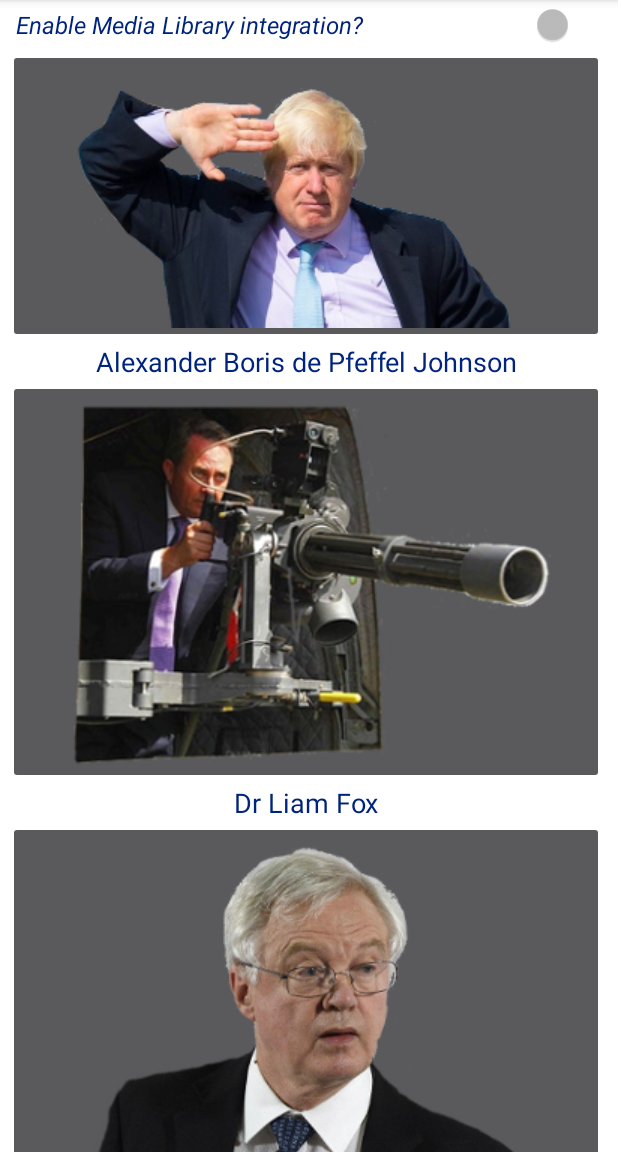
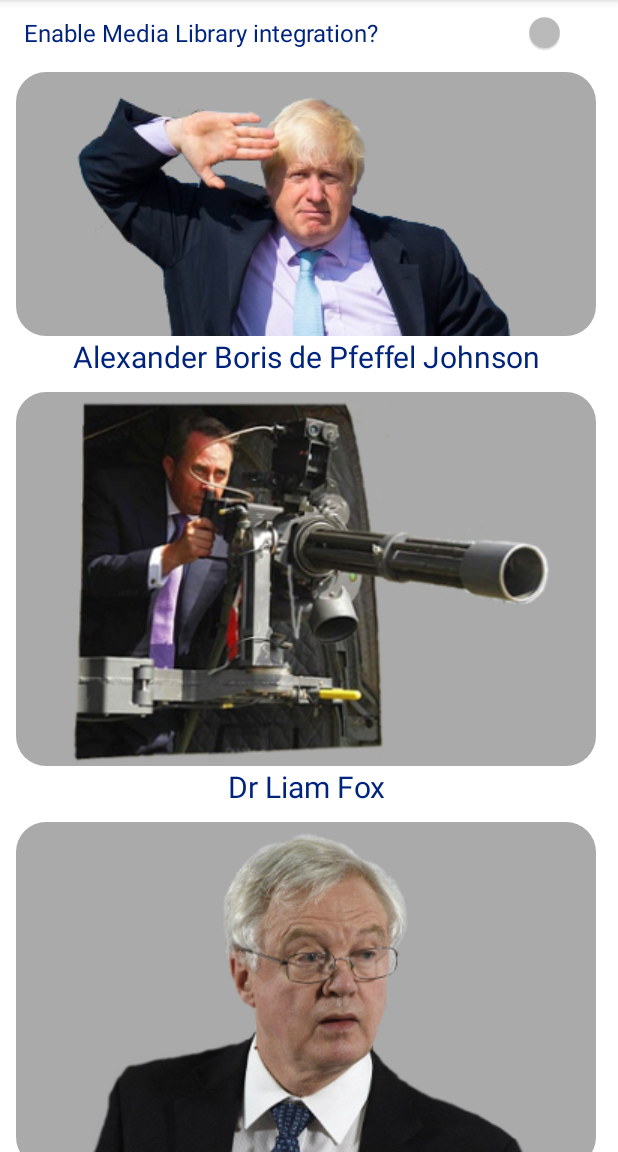
Before and after one commit to jameshnsears/brexitsoundboard, an Android app: the screen it shows after launch (ActivityBrexitSoundboard), on a phone screen of 412 x 824 dp, the part 84-1236 px from its top. Run offline under Robolectric (Android 15) with nearby library versions, the phone set to English and light mode, and no system bars; our stand-ins replace Timber; libraries missing offline, so code that uses them is left out: com.microsoft.appcenter; 1 statement that could not run was skipped.

Commit message:
improve l&f

```diff
--- a/app/src/main/res/layout/activity_home.xml
+++ b/app/src/main/res/layout/activity_home.xml
@@ -39,7 +39,8 @@
             android:id="@+id/linearLayout"
             android:layout_width="match_parent"
             android:layout_height="wrap_content"
-            android:orientation="vertical">
+            android:orientation="vertical"
+            android:padding="5dp">
 
             <Switch
                 android:id="@+id/installSound"
@@ -50,19 +51,20 @@
                 android:paddingVertical="5dp"
                 android:text="@string/install_sound"
                 android:textColor="@color/colorBlue"
-                android:textSize="16sp"
-                android:textStyle="italic" />
+                android:textSize="16sp"/>
 
             <LinearLayout
                 android:layout_width="match_parent"
                 android:layout_height="match_parent"
-                android:orientation="vertical">
+                android:orientation="vertical"
+                android:layout_marginTop="10dp">
 
                 <ImageButton
                     android:id="@+id/imageButtonBoris00"
                     android:layout_width="match_parent"
                     android:layout_height="wrap_content"
                     android:layout_weight="1"
+                    android:background="@drawable/corners_buttons"
                     android:contentDescription="@string/button_boris"
                     app:srcCompat="@drawable/boris00" />
 
@@ -71,6 +73,7 @@
                     android:layout_width="match_parent"
                     android:layout_height="match_parent"
                     android:layout_weight="1"
+                    android:background="@drawable/corners_buttons"
                     android:contentDescription="@string/button_boris"
                     android:visibility="gone"
                     app:srcCompat="@drawable/boris01" />
@@ -80,6 +83,7 @@
                     android:layout_width="match_parent"
                     android:layout_height="wrap_content"
                     android:layout_weight="1"
+                    android:background="@drawable/corners_buttons"
                     android:contentDescription="@string/button_boris"
                     android:visibility="gone"
                     app:srcCompat="@drawable/boris02" />
@@ -89,6 +93,7 @@
                     android:layout_width="match_parent"
                     android:layout_height="wrap_content"
                     android:layout_weight="1"
+                    android:background="@drawable/corners_buttons"
                     android:contentDescription="@string/button_boris"
                     android:visibility="gone"
                     app:srcCompat="@drawable/boris03" />
@@ -98,6 +103,7 @@
                     android:layout_width="match_parent"
                     android:layout_height="wrap_content"
                     android:layout_weight="1"
+                    android:background="@drawable/corners_buttons"
                     android:contentDescription="@string/button_boris"
                     android:visibility="gone"
                     app:srcCompat="@drawable/boris04" />
@@ -107,6 +113,7 @@
                     android:layout_width="match_parent"
                     android:layout_height="wrap_content"
                     android:layout_weight="1"
+                    android:background="@drawable/corners_buttons"
                     android:contentDescription="@string/button_boris"
                     android:visibility="gone"
                     app:srcCompat="@drawable/boris05" />
@@ -116,6 +123,7 @@
                     android:layout_width="match_parent"
                     android:layout_height="wrap_content"
                     android:layout_weight="1"
+                    android:background="@drawable/corners_buttons"
                     android:contentDescription="@string/button_boris"
                     android:visibility="gone"
                     app:srcCompat="@drawable/boris06" />
@@ -125,6 +133,7 @@
                     android:layout_width="match_parent"
                     android:layout_height="wrap_content"
                     android:layout_weight="1"
+                    android:background="@drawable/corners_buttons"
                     android:contentDescription="@string/button_boris"
                     android:visibility="gone"
                     app:srcCompat="@drawable/boris07" />
@@ -134,6 +143,7 @@
                     android:layout_width="match_parent"
                     android:layout_height="wrap_content"
                     android:layout_weight="1"
+                    android:background="@drawable/corners_buttons"
                     android:contentDescription="@string/button_boris"
                     android:visibility="gone"
                     app:srcCompat="@drawable/boris08" />
@@ -146,19 +156,21 @@
                     android:gravity="center"
                     android:text="@string/button_boris"
                     android:textColor="@color/colorBlue"
-                    android:textSize="18sp" />
+                    android:textSize="20sp" />
             </LinearLayout>
 
             <LinearLayout
                 android:layout_width="match_parent"
                 android:layout_height="match_parent"
-                android:orientation="vertical">
+                android:orientation="vertical"
+                android:layout_marginTop="10dp">
 
                 <ImageButton
                     android:id="@+id/imageButtonLiam00"
                     android:layout_width="match_parent"
                     android:layout_height="wrap_content"
                     android:layout_weight="1"
+                    android:background="@drawable/corners_buttons"
                     android:contentDescription="@string/button_liam"
                     app:srcCompat="@drawable/liam00" />
 
@@ -167,6 +179,7 @@
                     android:layout_width="match_parent"
                     android:layout_height="wrap_content"
                     android:layout_weight="1"
+                    android:background="@drawable/corners_buttons"
                     android:contentDescription="@string/button_liam"
                     android:visibility="gone"
                     app:srcCompat="@drawable/liam01" />
@@ -176,6 +189,7 @@
                     android:layout_width="match_parent"
                     android:layout_height="wrap_content"
                     android:layout_weight="1"
+                    android:background="@drawable/corners_buttons"
                     android:contentDescription="@string/button_liam"
                     android:visibility="gone"
                     app:srcCompat="@drawable/liam02" />
@@ -185,6 +199,7 @@
                     android:layout_width="match_parent"
                     android:layout_height="wrap_content"
                     android:layout_weight="1"
+                    android:background="@drawable/corners_buttons"
                     android:contentDescription="@string/button_liam"
                     android:visibility="gone"
                     app:srcCompat="@drawable/liam03" />
@@ -194,6 +209,7 @@
                     android:layout_width="match_parent"
                     android:layout_height="wrap_content"
                     android:layout_weight="1"
+                    android:background="@drawable/corners_buttons"
                     android:contentDescription="@string/button_liam"
                     android:visibility="gone"
                     app:srcCompat="@drawable/liam04" />
@@ -206,19 +222,21 @@
                     android:gravity="center"
                     android:text="@string/button_liam"
                     android:textColor="@color/colorBlue"
-                    android:textSize="18sp" />
+                    android:textSize="20sp" />
             </LinearLayout>
 
             <LinearLayout
                 android:layout_width="match_parent"
                 android:layout_height="match_parent"
-                android:orientation="vertical">
+                android:orientation="vertical"
+                android:layout_marginTop="10dp">
 
                 <ImageButton
                     android:id="@+id/imageButtonDavid00"
                     android:layout_width="match_parent"
                     android:layout_height="wrap_content"
                     android:layout_weight="1"
+                    android:background="@drawable/corners_buttons"
                     android:contentDescription="@string/button_david"
                     app:srcCompat="@drawable/david00" />
 
@@ -227,6 +245,7 @@
                     android:layout_width="match_parent"
                     android:layout_height="wrap_content"
                     android:layout_weight="1"
+                    android:background="@drawable/corners_buttons"
                     android:contentDescription="@string/button_david"
                     android:visibility="gone"
                     app:srcCompat="@drawable/david01" />
@@ -236,6 +255,7 @@
                     android:layout_width="match_parent"
                     android:layout_height="wrap_content"
                     android:layout_weight="1"
+                    android:background="@drawable/corners_buttons"
                     android:contentDescription="@string/button_david"
                     android:visibility="gone"
                     app:srcCompat="@drawable/david02" />
@@ -245,6 +265,7 @@
                     android:layout_width="match_parent"
                     android:layout_height="wrap_content"
                     android:layout_weight="1"
+                    android:background="@drawable/corners_buttons"
                     android:contentDescription="@string/button_david"
                     android:visibility="gone"
                     app:srcCompat="@drawable/david03" />
@@ -257,19 +278,21 @@
                     android:gravity="center"
                     android:text="@string/button_david"
                     android:textColor="@color/colorBlue"
-                    android:textSize="18sp" />
+                    android:textSize="20sp" />
             </LinearLayout>
 
             <LinearLayout
                 android:layout_width="match_parent"
                 android:layout_height="match_parent"
-                android:orientation="vertical">
+                android:orientation="vertical"
+                android:layout_marginTop="10dp">
 
                 <ImageButton
                     android:id="@+id/imageButtonTheresa00"
                     android:layout_width="match_parent"
                     android:layout_height="wrap_content"
                     android:layout_weight="1"
+                    android:background="@drawable/corners_buttons"
                     android:contentDescription="@string/button_theresa"
                     app:srcCompat="@drawable/theresa00" />
 
@@ -278,6 +301,7 @@
                     android:layout_width="match_parent"
                     android:layout_height="wrap_content"
                     android:layout_weight="1"
+                    android:background="@drawable/corners_buttons"
                     android:contentDescription="@string/button_theresa"
                     android:visibility="gone"
                     app:srcCompat="@drawable/theresa01" />
@@ -287,6 +311,7 @@
                     android:layout_width="match_parent"
                     android:layout_height="wrap_content"
                     android:layout_weight="1"
+                    android:background="@drawable/corners_buttons"
                     android:contentDescription="@string/button_theresa"
                     android:visibility="gone"
                     app:srcCompat="@drawable/theresa02" />
@@ -296,6 +321,7 @@
                     android:layout_width="match_parent"
                     android:layout_height="wrap_content"
                     android:layout_weight="1"
+                    android:background="@drawable/corners_buttons"
                     android:contentDescription="@string/button_theresa"
                     android:visibility="gone"
                     app:srcCompat="@drawable/theresa03" />
@@ -305,6 +331,7 @@
                     android:layout_width="match_parent"
                     android:layout_height="wrap_content"
                     android:layout_weight="1"
+                    android:background="@drawable/corners_buttons"
                     android:contentDescription="@string/button_theresa"
                     android:visibility="gone"
                     app:srcCompat="@drawable/theresa04" />
@@ -317,28 +344,39 @@
                     android:gravity="center"
                     android:text="@string/button_theresa"
                     android:textColor="@color/colorBlue"
-                    android:textSize="18sp" />
+                    android:textSize="20sp" />
             </LinearLayout>
+
+            <LinearLayout
+                android:layout_width="match_parent"
+                android:layout_height="match_parent"
+                android:orientation="vertical"
+                android:layout_marginTop="10dp">
 
                 <ImageButton
                     android:id="@+id/imageButtonSuggestionBox"
                     android:layout_width="match_parent"
                     android:layout_height="0dp"
                     android:layout_weight="1"
+                    android:background="@drawable/corners_buttons"
                     android:contentDescription="@string/button_suggestion_box"
                     app:srcCompat="@drawable/suggestionbox" />
+
+            </LinearLayout>
 
             <LinearLayout
                 android:id="@+id/linearLayoutFooter"
                 android:layout_width="match_parent"
                 android:layout_height="40dp"
-                android:orientation="horizontal">
+                android:orientation="horizontal"
+                android:layout_marginTop="10dp">
 
                 <TextView
                     android:id="@+id/textViewVersion"
                     android:layout_width="wrap_content"
                     android:layout_height="30dp"
                     android:padding="5dp"
+                    android:textSize="16sp"
                     android:textColor="@color/colorBlue" />
 
                 <LinearLayout
@@ -362,6 +400,7 @@
             </LinearLayout>
 
         </LinearLayout>
+
     </ScrollView>
 
 </androidx.constraintlayout.widget.ConstraintLayout>
```
Also changed, not shown: app/src/main/res/drawable/boris03.png, app/src/main/res/drawable/boris05.png, app/src/main/res/drawable/liam02.png, app/src/main/res/drawable/theresa03.png, app/src/main/res/drawable/theresa04.png, 4 other files. Lines whose indentation alone changed are shown as unchanged.
